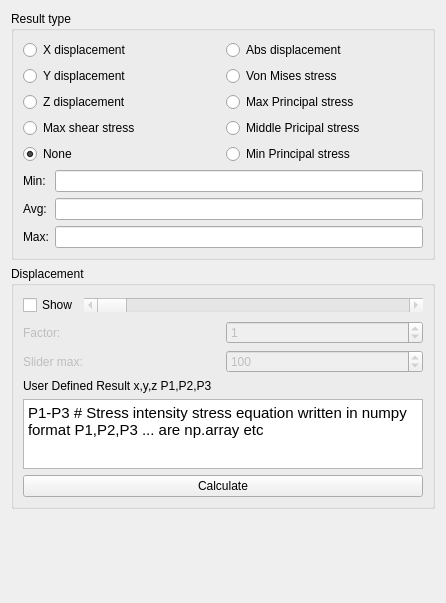
Qt form src/Mod/Fem/TaskPanelShowDisplacement.ui (makkemal/FreeCAD) before a commit.
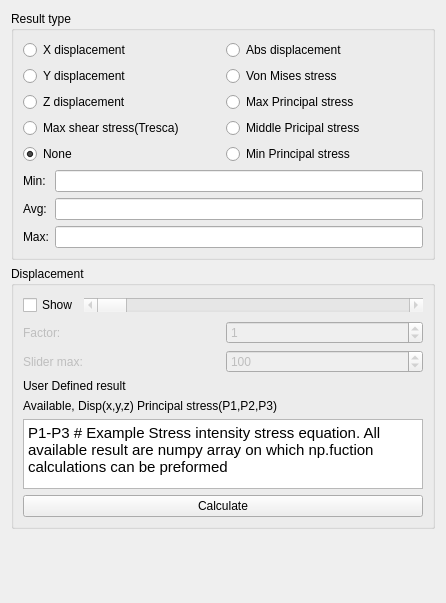
The same form after that commit. Custom widgets are drawn as their Qt base class.

Commit message: FEM: Results plotiing extra fuctions added and tested

```diff
--- a/src/Mod/Fem/TaskPanelShowDisplacement.ui
+++ b/src/Mod/Fem/TaskPanelShowDisplacement.ui
@@ -27,7 +27,7 @@
           <item row="3" column="0">
            <widget class="QRadioButton" name="rb_max_shear_stress">
             <property name="text">
-             <string>Max shear stress</string>
+             <string>Max shear stress(Tresca)</string>
             </property>
            </widget>
           </item>
@@ -259,10 +259,17 @@
           </item>
          </layout>
         </item>
+        <item>
+         <widget class="QLabel" name="label_5">
+          <property name="text">
+           <string>User Defined result</string>
+          </property>
+         </widget>
+        </item>
         <item>
          <widget class="QLabel" name="user_def_text">
           <property name="text">
-           <string>User Defined Result x,y,z P1,P2,P3</string>
+           <string>Available, Disp(x,y,z) Principal stress(P1,P2,P3)</string>
           </property>
          </widget>
         </item>
@@ -273,7 +280,7 @@
 &lt;html&gt;&lt;head&gt;&lt;meta name=&quot;qrichtext&quot; content=&quot;1&quot; /&gt;&lt;style type=&quot;text/css&quot;&gt;
 p, li { white-space: pre-wrap; }
 &lt;/style&gt;&lt;/head&gt;&lt;body style=&quot; font-family:'Ubuntu'; font-size:11pt; font-weight:400; font-style:normal;&quot;&gt;
-&lt;p style=&quot; margin-top:0px; margin-bottom:0px; margin-left:0px; margin-right:0px; -qt-block-indent:0; text-indent:0px;&quot;&gt;P1-P3 # Stress intensity stress equation written in numpy format P1,P2,P3 ... are np.array etc&lt;/p&gt;&lt;/body&gt;&lt;/html&gt;</string>
+&lt;p style=&quot; margin-top:0px; margin-bottom:0px; margin-left:0px; margin-right:0px; -qt-block-indent:0; text-indent:0px;&quot;&gt;P1-P3 # Example Stress intensity stress equation. All available result are numpy array on which np.fuction calculations can be preformed&lt;/p&gt;&lt;/body&gt;&lt;/html&gt;</string>
           </property>
          </widget>
         </item>
```
The commit also changes 4 other files.
